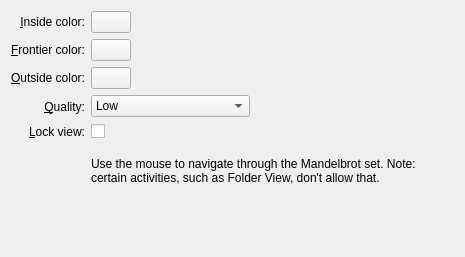
The window that wallpapers/mandelbrot/config.ui (KDE/kdeplasma-addons) describes before a commit, drawn with Qt 5.
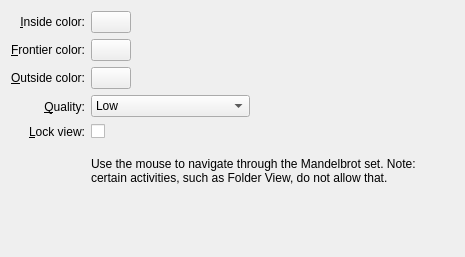
The same window after the commit. Custom widgets are drawn as their Qt base class.

Commit message: Proof-reading: don't -> do not (house style).

Patch:
```diff
--- a/wallpapers/mandelbrot/config.ui
+++ b/wallpapers/mandelbrot/config.ui
@@ -268,7 +268,7 @@
       <enum>Qt::LeftToRight</enum>
      </property>
      <property name="text">
-      <string>Use the mouse to navigate through the Mandelbrot set. Note: certain activities, such as Folder View, don't allow that.</string>
+      <string>Use the mouse to navigate through the Mandelbrot set. Note: certain activities, such as Folder View, do not allow that.</string>
      </property>
      <property name="scaledContents">
       <bool>false</bool>
```
